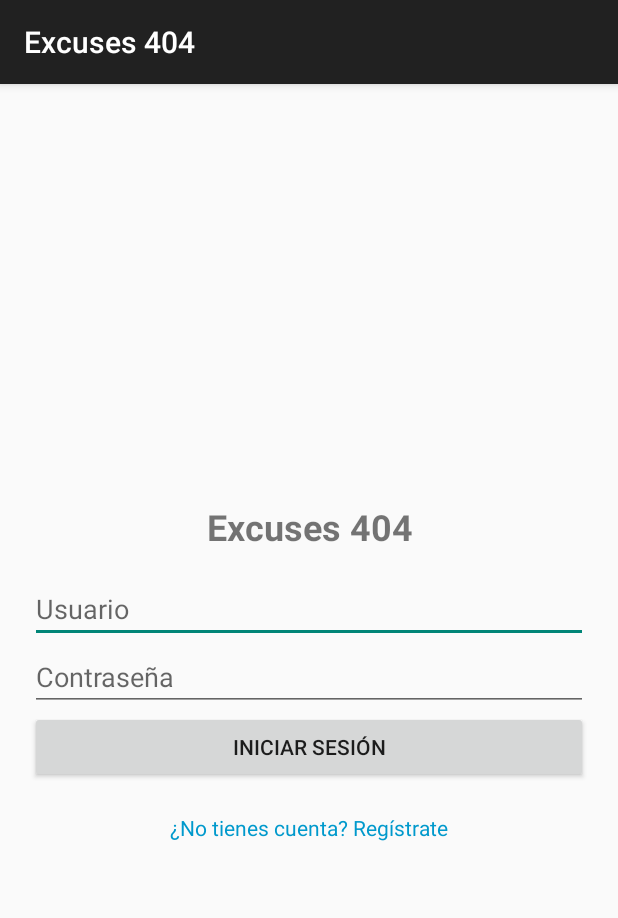
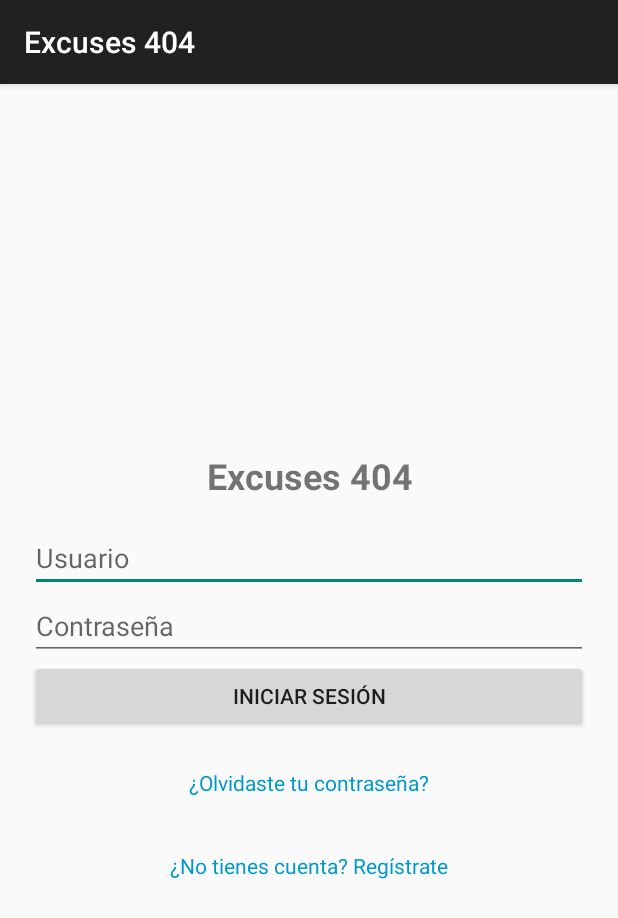
Before and after one commit to apps-grupo-6/android, an Android app: the screen it shows after launch (AuthActivity), on a phone screen of 412 x 824 dp. Shown: the top 918 px of the screen. Run offline under Robolectric (Android 15) with nearby library versions, the phone set to English and light mode, and no system bars; our stand-ins replace Dagger/Hilt's generated code.

Commit message:
Update login_fragment.xml

```diff
--- a/app/src/main/res/layout/login_fragment.xml
+++ b/app/src/main/res/layout/login_fragment.xml
@@ -34,10 +34,23 @@
         android:layout_height="wrap_content"/>
 
     <TextView
+        android:id="@+id/tvForgotPassword"
+        android:text="¿Olvidaste tu contraseña?"
+        android:textColor="@android:color/holo_blue_dark"
+        android:layout_marginTop="16dp"
+        android:layout_width="wrap_content"
+        android:layout_height="wrap_content"
+        android:layout_gravity="center"
+        android:padding="8dp"
+        android:textSize="14sp"/>
+
+    <TextView
         android:id="@+id/tvGoRegister"
         android:text="¿No tienes cuenta? Regístrate"
         android:textColor="@android:color/holo_blue_dark"
         android:layout_marginTop="20dp"
         android:layout_width="wrap_content"
-        android:layout_height="wrap_content"/>
+        android:layout_height="wrap_content"
+        android:layout_gravity="center"
+        android:padding="8dp"/>
 </LinearLayout>
```
